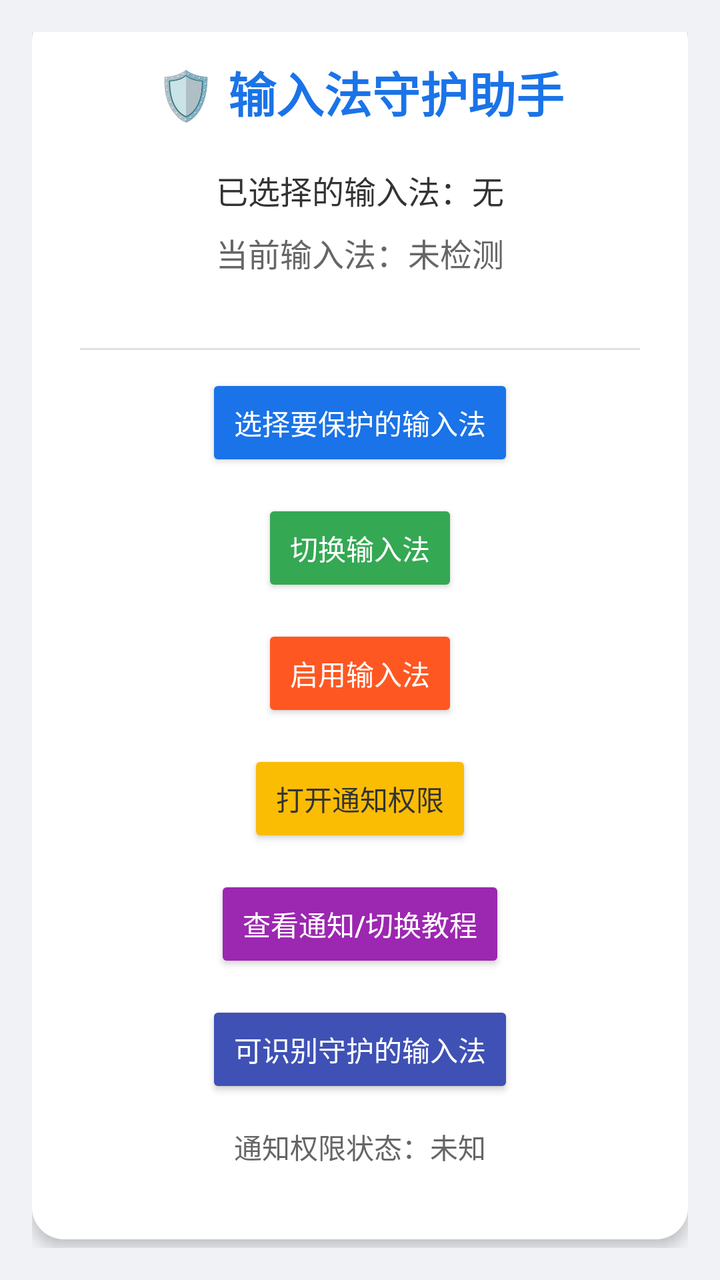
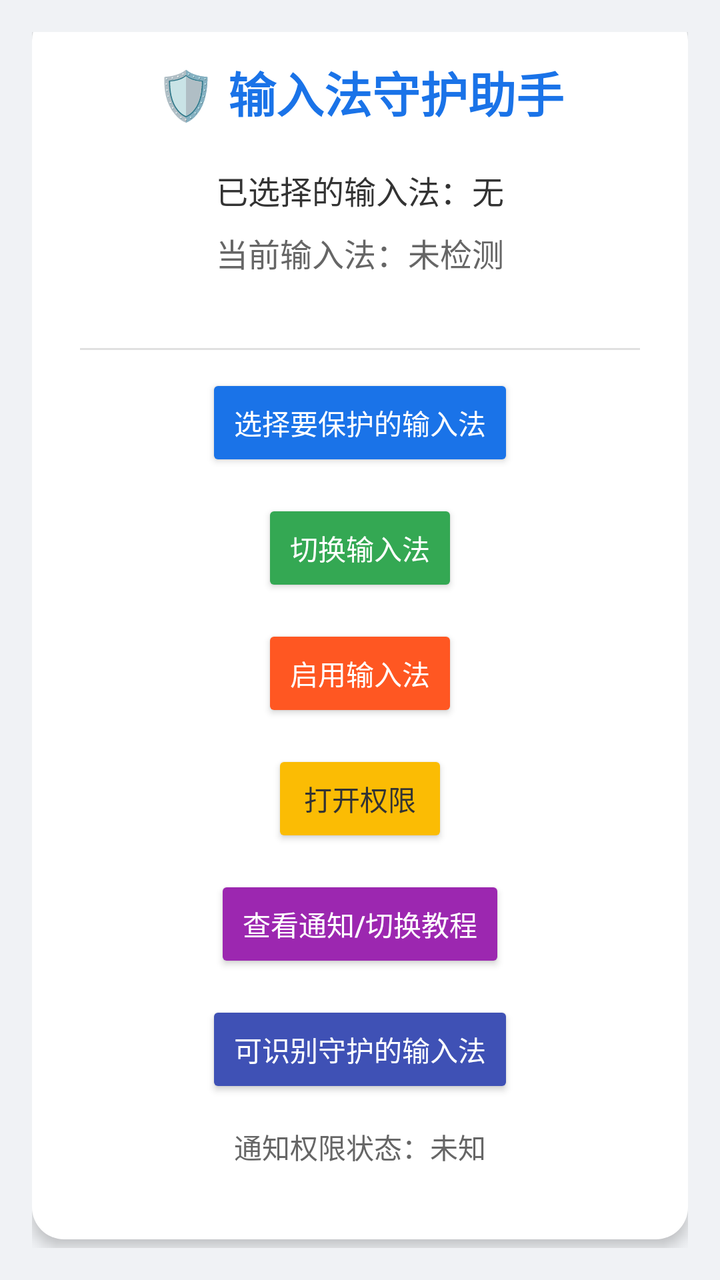

Screens rendered from an Android XML layout before and after an edit, with the pre-edit source and the edit as a unified diff.
<!-- AndroidManifest.xml: fallback theme Theme.MaterialComponents.DayNight.NoActionBar -->
<!-- res/layout/activity_main.xml -->
<?xml version="1.0" encoding="utf-8"?>
<ScrollView xmlns:android="http://schemas.android.com/apk/res/android"
    android:layout_width="match_parent"
    android:layout_height="match_parent"
    android:background="#F0F2F5"
    android:padding="16dp"
    android:fillViewport="true">

    <LinearLayout
        android:layout_width="match_parent"
        android:layout_height="wrap_content"
        android:orientation="vertical"
        android:gravity="center_vertical"
        android:layout_gravity="center">

        <LinearLayout
            android:layout_width="match_parent"
            android:layout_height="wrap_content"
            android:orientation="vertical"
            android:padding="24dp"
            android:background="@drawable/bg_card"
            android:elevation="4dp"
            android:layout_marginBottom="16dp">

            <TextView
                android:layout_width="wrap_content"
                android:layout_height="wrap_content"
                android:text="🛡️ 输入法守护助手"
                android:textSize="24sp"
                android:textStyle="bold"
                android:textColor="#1A73E8"
                android:layout_gravity="center"
                android:layout_marginBottom="20dp"
                android:maxLines="1"
                android:ellipsize="end"/>

            <TextView
                android:id="@+id/tv_selected_ime"
                android:layout_width="wrap_content"
                android:layout_height="wrap_content"
                android:text="已选择的输入法：无"
                android:textSize="16sp"
                android:textColor="#333333"
                android:layout_gravity="center"
                android:layout_marginBottom="8dp"/>

            <TextView
                android:id="@+id/tv_current_ime"
                android:layout_width="wrap_content"
                android:layout_height="wrap_content"
                android:text="当前输入法：未检测"
                android:textSize="16sp"
                android:textColor="#666666"
                android:layout_gravity="center"
                android:layout_marginBottom="24dp"/>

            <View
                android:layout_width="match_parent"
                android:layout_height="1dp"
                android:background="#E0E0E0"
                android:layout_marginVertical="12dp"/>

            <Button
                android:id="@+id/btn_select_ime"
                android:layout_width="wrap_content"
                android:layout_height="wrap_content"
                android:text="选择要保护的输入法"
                android:padding="14dp"
                android:backgroundTint="#1A73E8"
                android:textColor="#FFFFFF"
                android:layout_gravity="center"
                android:layout_marginBottom="14dp"/>

            <Button
                android:id="@+id/btn_switch_ime"
                android:layout_width="wrap_content"
                android:layout_height="wrap_content"
                android:text="切换输入法"
                android:padding="14dp"
                android:backgroundTint="#34A853"
                android:textColor="#FFFFFF"
                android:layout_gravity="center"
                android:layout_marginBottom="14dp"/>

            <Button
                android:id="@+id/btn_enable_ime"
                android:layout_width="wrap_content"
                android:layout_height="wrap_content"
                android:text="启用输入法"
                android:padding="14dp"
                android:backgroundTint="#FF5722"
                android:textColor="#FFFFFF"
                android:layout_gravity="center"
                android:layout_marginBottom="14dp"/>

            <Button
                android:id="@+id/btn_notification_permission"
                android:layout_width="wrap_content"
                android:layout_height="wrap_content"
                android:text="打开通知权限"
                android:padding="14dp"
                android:backgroundTint="#FBBC04"
                android:textColor="#333333"
                android:layout_gravity="center"
                android:layout_marginBottom="14dp"/>

            <Button
                android:id="@+id/btn_view_tutorial"
                android:layout_width="wrap_content"
                android:layout_height="wrap_content"
                android:text="查看通知/切换教程"
                android:maxLines="2"
                android:padding="14dp"
                android:backgroundTint="#9C27B0"
                android:textColor="#FFFFFF"
                android:layout_gravity="center"
                android:layout_marginBottom="14dp"/>

            
            <Button
                android:id="@+id/btn_recognizable_ime"
                android:layout_width="wrap_content"
                android:layout_height="wrap_content"
                android:text="可识别守护的输入法"
                android:padding="14dp"
                android:backgroundTint="#3F51B5"
                android:textColor="#FFFFFF"
                android:layout_gravity="center"
                android:layout_marginBottom="14dp"/>

            <TextView
                android:id="@+id/tv_notification_status"
                android:layout_width="wrap_content"
                android:layout_height="wrap_content"
                android:text="通知权限状态：未知"
                android:textSize="14sp"
                android:textColor="#666666"
                android:layout_gravity="center"
                android:layout_marginBottom="12dp"/>

        </LinearLayout>
    </LinearLayout>
</ScrollView>
<!-- resources referenced by this layout -->
<resources>
  <!-- drawable bg_card (drawable) -->
  <?xml version="1.0" encoding="utf-8"?>
  <shape xmlns:android="http://schemas.android.com/apk/res/android">
      <solid android:color="#FFFFFF"/>
      <corners android:radius="16dp"/>
  </shape>
</resources>

<!-- the commit's change to res/layout/activity_main.xml (unified diff, before → after) -->
@@ -42,7 +42,9 @@
                 android:textSize="16sp"
                 android:textColor="#333333"
                 android:layout_gravity="center"
-                android:layout_marginBottom="8dp"/>
+                android:layout_marginBottom="8dp"
+                android:maxLines="3"
+                android:ellipsize="end"/>
 
             <TextView
                 android:id="@+id/tv_current_ime"
@@ -52,7 +54,9 @@
                 android:textSize="16sp"
                 android:textColor="#666666"
                 android:layout_gravity="center"
-                android:layout_marginBottom="24dp"/>
+                android:layout_marginBottom="24dp"
+                android:maxLines="3"
+                android:ellipsize="end"/>
 
             <View
                 android:layout_width="match_parent"
@@ -93,11 +97,12 @@
                 android:layout_gravity="center"
                 android:layout_marginBottom="14dp"/>
 
+            
             <Button
-                android:id="@+id/btn_notification_permission"
+                android:id="@+id/btn_permission"
                 android:layout_width="wrap_content"
                 android:layout_height="wrap_content"
-                android:text="打开通知权限"
+                android:text="打开权限"
                 android:padding="14dp"
                 android:backgroundTint="#FBBC04"
                 android:textColor="#333333"
@@ -116,7 +121,6 @@
                 android:layout_gravity="center"
                 android:layout_marginBottom="14dp"/>
 
-            
             <Button
                 android:id="@+id/btn_recognizable_ime"
                 android:layout_width="wrap_content"
